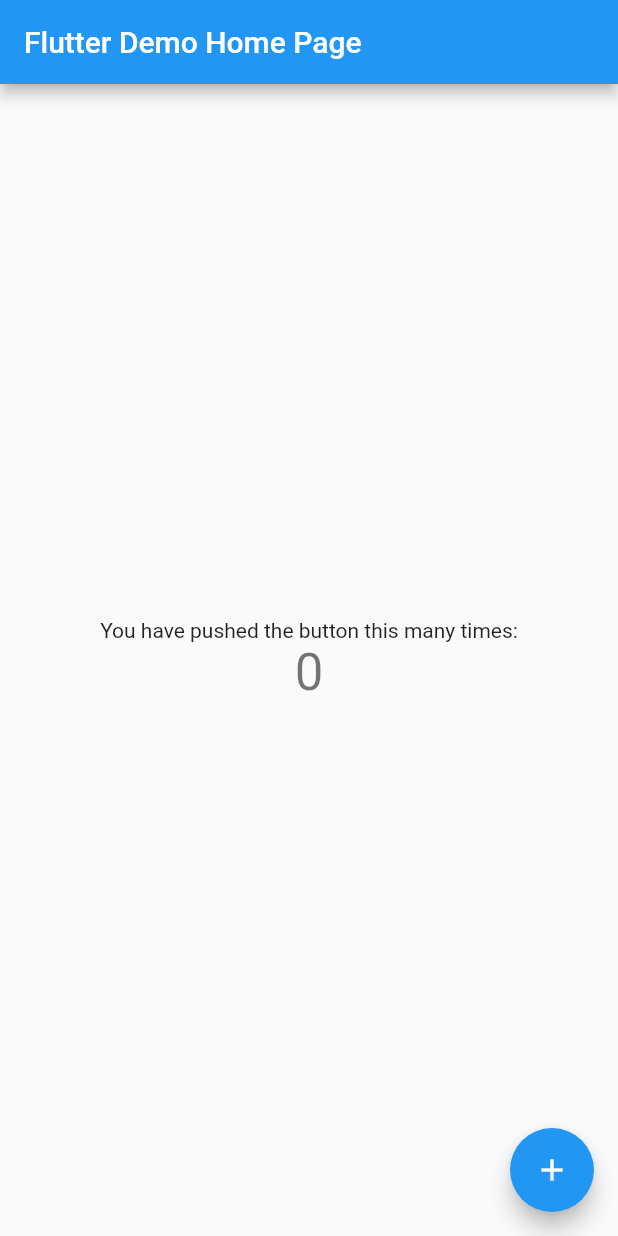
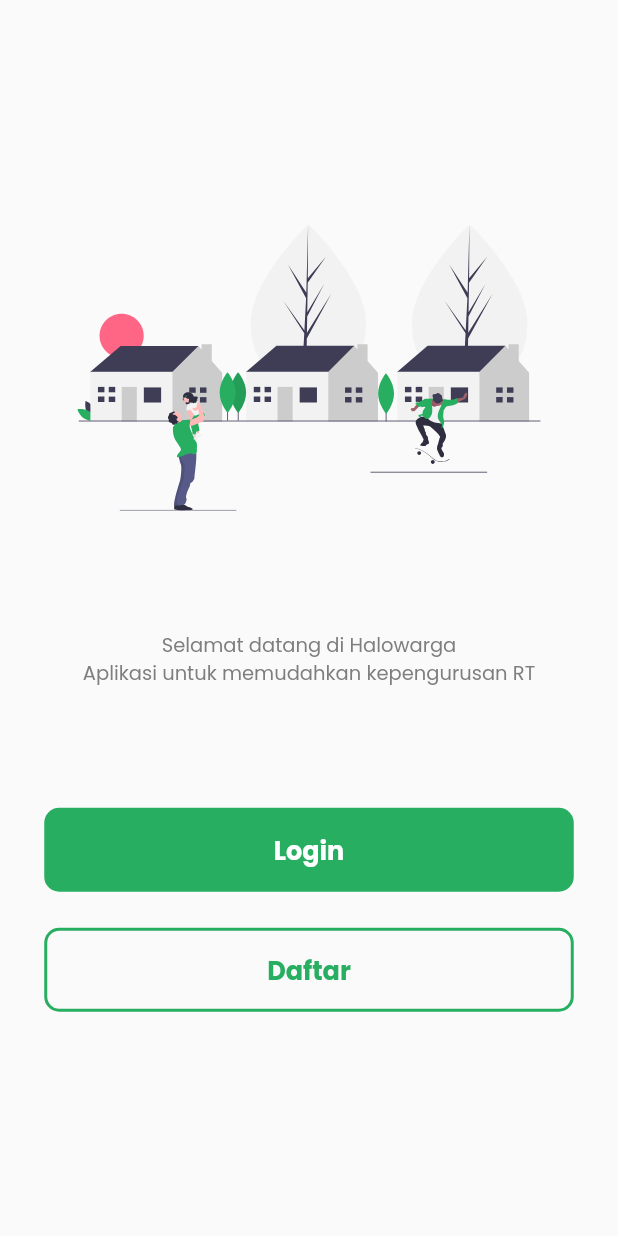
Before and after one commit to ariobramantyo/halowarga, a Flutter app: the screen it shows after launch, on a phone screen of 412 x 824 dp. Run offline on Flutter 3.47's test engine with Material 2 defaults, Android fonts, the phone set to English and light mode, and no system bars; our stand-ins replace flutter_svg, get.

Commit message:
add login and sign up page

```diff
--- /dev/null
+++ b/lib/const/colors.dart
@@ -0,0 +1,10 @@
+import 'package:flutter/cupertino.dart';
+
+class AppColor {
+  static const mainColor = Color(0xff27AE61);
+  static const white = Color(0xffFAFAFA);
+  static const black = Color(0xff1B1B1B);
+  static const secondaryText = Color(0xff7E7E7E);
+  static const placeholder = Color(0xffEFEFEF);
+  static const red = Color(0xffDF2626);
+}
--- /dev/null
+++ b/lib/controller/obscure.dart
@@ -0,0 +1,14 @@
+import 'package:get/get.dart';
+
+class ObscureController extends GetxController {
+  var obscureLogin = true.obs;
+  var obscureSignUp = true.obs;
+
+  void toggleObscureLogin() {
+    obscureLogin.value = !obscureLogin.value;
+  }
+
+  void toggleObscureSignUp() {
+    obscureSignUp.value = !obscureSignUp.value;
+  }
+}
--- a/lib/main.dart
+++ b/lib/main.dart
@@ -1,113 +1,28 @@
 import 'package:flutter/material.dart';
+import 'package:get/get.dart';
+import 'package:halowarga/views/wrapper_login.dart';
+import 'package:halowarga/views/splash_screen.dart';
 
 void main() {
   runApp(MyApp());
 }
 
 class MyApp extends StatelessWidget {
-  // This widget is the root of your application.
   @override
   Widget build(BuildContext context) {
-    return MaterialApp(
-      title: 'Flutter Demo',
-      theme: ThemeData(
-        // This is the theme of your application.
-        //
-        // Try running your application with "flutter run". You'll see the
-        // application has a blue toolbar. Then, without quitting the app, try
-        // changing the primarySwatch below to Colors.green and then invoke
-        // "hot reload" (press "r" in the console where you ran "flutter run",
-        // or simply save your changes to "hot reload" in a Flutter IDE).
-        // Notice that the counter didn't reset back to zero; the application
-        // is not restarted.
-        primarySwatch: Colors.blue,
+    return GetMaterialApp(
+      title: 'Halowarga',
+      debugShowCheckedModeBanner: false,
+      theme: ThemeData(fontFamily: 'Poppins'),
+      home: FutureBuilder(
+        future: Future.delayed(Duration(seconds: 3)),
+        builder: (context, snapshot) {
+          if (snapshot.connectionState == ConnectionState.done) {
+            return WrapperLogin();
+          }
+          return SplashScreen();
+        },
       ),
-      home: MyHomePage(title: 'Flutter Demo Home Page'),
     );
   }
 }
-
-class MyHomePage extends StatefulWidget {
-  MyHomePage({Key? key, required this.title}) : super(key: key);
-
-  // This widget is the home page of your application. It is stateful, meaning
-  // that it has a State object (defined below) that contains fields that affect
-  // how it looks.
-
-  // This class is the configuration for the state. It holds the values (in this
-  // case the title) provided by the parent (in this case the App widget) and
-  // used by the build method of the State. Fields in a Widget subclass are
-  // always marked "final".
-
-  final String title;
-
-  @override
-  _MyHomePageState createState() => _MyHomePageState();
-}
-
-class _MyHomePageState extends State<MyHomePage> {
-  int _counter = 0;
-
-  void _incrementCounter() {
-    setState(() {
-      // This call to setState tells the Flutter framework that something has
-      // changed in this State, which causes it to rerun the build method below
-      // so that the display can reflect the updated values. If we changed
-      // _counter without calling setState(), then the build method would not be
-      // called again, and so nothing would appear to happen.
-      _counter++;
-    });
-  }
-
-  @override
-  Widget build(BuildContext context) {
-    // This method is rerun every time setState is called, for instance as done
-    // by the _incrementCounter method above.
-    //
-    // The Flutter framework has been optimized to make rerunning build methods
-    // fast, so that you can just rebuild anything that needs updating rather
-    // than having to individually change instances of widgets.
-    return Scaffold(
-      appBar: AppBar(
-        // Here we take the value from the MyHomePage object that was created by
-        // the App.build method, and use it to set our appbar title.
-        title: Text(widget.title),
-      ),
-      body: Center(
-        // Center is a layout widget. It takes a single child and positions it
-        // in the middle of the parent.
-        child: Column(
-          // Column is also a layout widget. It takes a list of children and
-          // arranges them vertically. By default, it sizes itself to fit its
-          // children horizontally, and tries to be as tall as its parent.
-          //
-          // Invoke "debug painting" (press "p" in the console, choose the
-          // "Toggle Debug Paint" action from the Flutter Inspector in Android
-          // Studio, or the "Toggle Debug Paint" command in Visual Studio Code)
-          // to see the wireframe for each widget.
-          //
-          // Column has various properties to control how it sizes itself and
-          // how it positions its children. Here we use mainAxisAlignment to
-          // center the children vertically; the main axis here is the vertical
-          // axis because Columns are vertical (the cross axis would be
-          // horizontal).
-          mainAxisAlignment: MainAxisAlignment.center,
-          children: <Widget>[
-            Text(
-              'You have pushed the button this many times:',
-            ),
-            Text(
-              '$_counter',
-              style: Theme.of(context).textTheme.headline4,
-            ),
-          ],
-        ),
-      ),
-      floatingActionButton: FloatingActionButton(
-        onPressed: _incrementCounter,
-        tooltip: 'Increment',
-        child: Icon(Icons.add),
-      ), // This trailing comma makes auto-formatting nicer for build methods.
-    );
-  }
-}
--- /dev/null
+++ b/lib/views/wrapper_login.dart
@@ -0,0 +1,71 @@
+import 'package:flutter/material.dart';
+import 'package:flutter_svg/flutter_svg.dart';
+import 'package:halowarga/const/colors.dart';
+import 'package:get/get.dart';
+import 'package:halowarga/controller/obscure.dart';
+import 'package:halowarga/views/login_page.dart';
+import 'package:halowarga/views/signup_page.dart';
+
+class WrapperLogin extends StatelessWidget {
+  WrapperLogin({Key? key}) : super(key: key);
+
+  final obscureController = Get.put(ObscureController());
+
+  @override
+  Widget build(BuildContext context) {
+    return Scaffold(
+      body: Center(
+        child: Column(
+          mainAxisAlignment: MainAxisAlignment.center,
+          crossAxisAlignment: CrossAxisAlignment.center,
+          children: [
+            SvgPicture.asset(
+              'assets/image/login_vector.svg',
+              fit: BoxFit.cover,
+            ),
+            SizedBox(height: 80),
+            Text(
+              'Selamat datang di Halowarga\nAplikasi untuk memudahkan kepengurusan RT',
+              textAlign: TextAlign.center,
+              style: TextStyle(color: AppColor.secondaryText, fontSize: 13),
+            ),
+            SizedBox(height: 80),
+            ElevatedButton(
+              onPressed: () => Get.to(() => LoginPage()),
+              child: Text(
+                'Login',
+                style: TextStyle(fontSize: 17, fontWeight: FontWeight.w700),
+              ),
+              style: ElevatedButton.styleFrom(
+                fixedSize: Size(353, 56),
+                primary: AppColor.mainColor,
+                shape: RoundedRectangleBorder(
+                    borderRadius: BorderRadius.circular(10)),
+                elevation: 0,
+              ),
+            ),
+            SizedBox(height: 24),
+            ElevatedButton(
+              onPressed: () => Get.to(() => SignUpPage()),
+              child: Text(
+                'Daftar',
+                style: TextStyle(
+                    color: AppColor.mainColor,
+                    fontSize: 17,
+                    fontWeight: FontWeight.w700),
+              ),
+              style: ElevatedButton.styleFrom(
+                fixedSize: Size(353, 56),
+                primary: AppColor.white,
+                side: BorderSide(color: AppColor.mainColor, width: 2),
+                shape: RoundedRectangleBorder(
+                    borderRadius: BorderRadius.circular(10)),
+                elevation: 0,
+              ),
+            )
+          ],
+        ),
+      ),
+    );
+  }
+}
```
Also changed, not shown: lib/views/login_page.dart (added, +128 -0 lines), lib/views/signup_page.dart (added, +138 -0 lines), lib/views/splash_screen.dart (added, +24 -0 lines), pubspec.yaml (+14 -8 lines), assets/font/Poppins-Bold.ttf (added), assets/font/Poppins-Medium.ttf (added), assets/font/Poppins-Regular.ttf (added), assets/font/Poppins-SemiBold.ttf (added), assets/image/login_vector.svg (added), assets/image/logo_og.svg (added), assets/image/logo_text.svg (added), assets/image/logo_white.svg (added), pubspec.lock.
